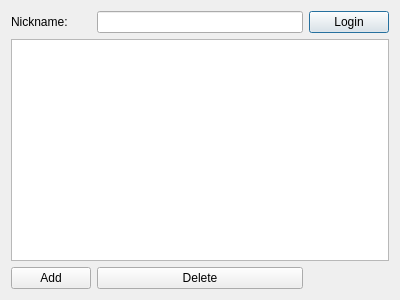
This is src/client/logindialog.ui in DrivenHoliday/arc as Qt 5 draws it before an edit. The edited form follows.
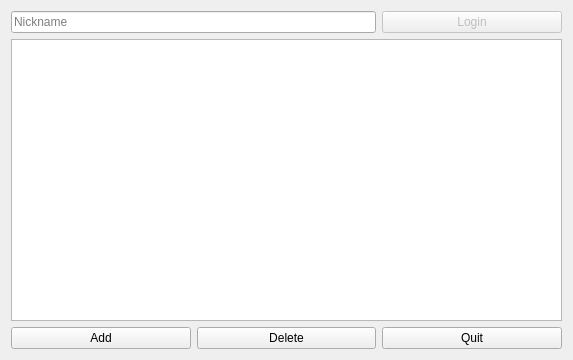
This is the edited form.

Diff of the .ui file:
```diff
--- a/src/client/logindialog.ui
+++ b/src/client/logindialog.ui
@@ -6,29 +6,42 @@
    <rect>
     <x>0</x>
     <y>0</y>
-    <width>400</width>
-    <height>300</height>
+    <width>573</width>
+    <height>360</height>
    </rect>
   </property>
   <property name="windowTitle">
    <string>Dialog</string>
   </property>
   <layout class="QGridLayout" name="gridLayout">
-   <item row="0" column="0">
-    <widget class="QLabel" name="label">
-     <property name="text">
-      <string>Nickname:</string>
-     </property>
+   <item row="1" column="0" colspan="3">
+    <widget class="QTreeView" name="serverList">
+     <attribute name="headerShowSortIndicator" stdset="0">
+      <bool>true</bool>
+     </attribute>
     </widget>
    </item>
-   <item row="0" column="1">
-    <widget class="QLineEdit" name="nicknameEdit"/>
+   <item row="0" column="0" colspan="2">
+    <widget class="QLineEdit" name="nicknameEdit">
+     <property name="text">
+      <string/>
+     </property>
+     <property name="placeholderText">
+      <string>Nickname</string>
+     </property>
+    </widget>
    </item>
    <item row="0" column="2">
     <widget class="QPushButton" name="loginButton">
+     <property name="enabled">
+      <bool>false</bool>
+     </property>
      <property name="text">
       <string>Login</string>
      </property>
+     <property name="default">
+      <bool>true</bool>
+     </property>
     </widget>
    </item>
    <item row="2" column="0">
@@ -45,8 +58,12 @@
      </property>
     </widget>
    </item>
-   <item row="1" column="0" colspan="3">
-    <widget class="QTreeView" name="serverList"/>
+   <item row="2" column="2">
+    <widget class="QPushButton" name="quitButton">
+     <property name="text">
+      <string>Quit</string>
+     </property>
+    </widget>
    </item>
   </layout>
  </widget>
```
Left out of the diff: 23 changed lines with no effect on the pictures.
